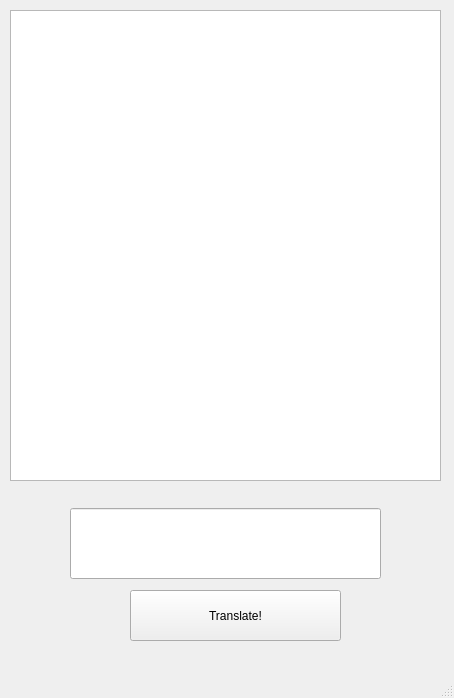
Qt form TranslatorQT.ui (Hessam-Koucheki/Word-Translator) before a commit.
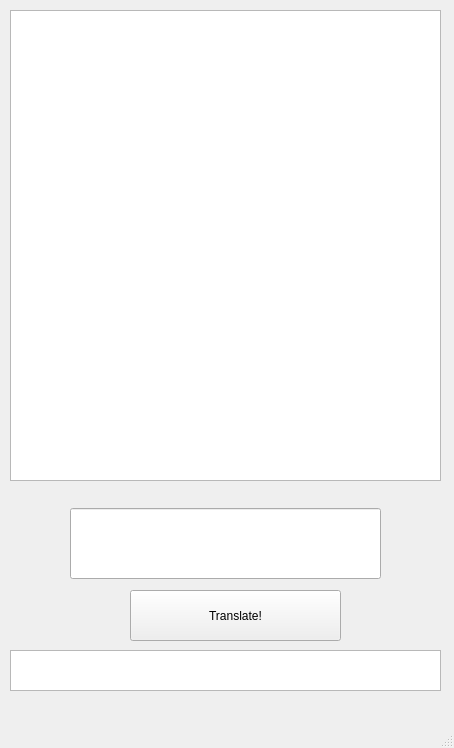
The same form after that commit.

The edit to the form file:
```diff
--- a/TranslatorQT.ui
+++ b/TranslatorQT.ui
@@ -7,7 +7,7 @@
     <x>0</x>
     <y>0</y>
     <width>454</width>
-    <height>698</height>
+    <height>748</height>
    </rect>
   </property>
   <property name="windowTitle">
@@ -47,6 +47,16 @@
      </rect>
     </property>
    </widget>
+   <widget class="QTextBrowser" name="log">
+    <property name="geometry">
+     <rect>
+      <x>10</x>
+      <y>650</y>
+      <width>431</width>
+      <height>41</height>
+     </rect>
+    </property>
+   </widget>
   </widget>
   <widget class="QMenuBar" name="menubar">
    <property name="geometry">
```
